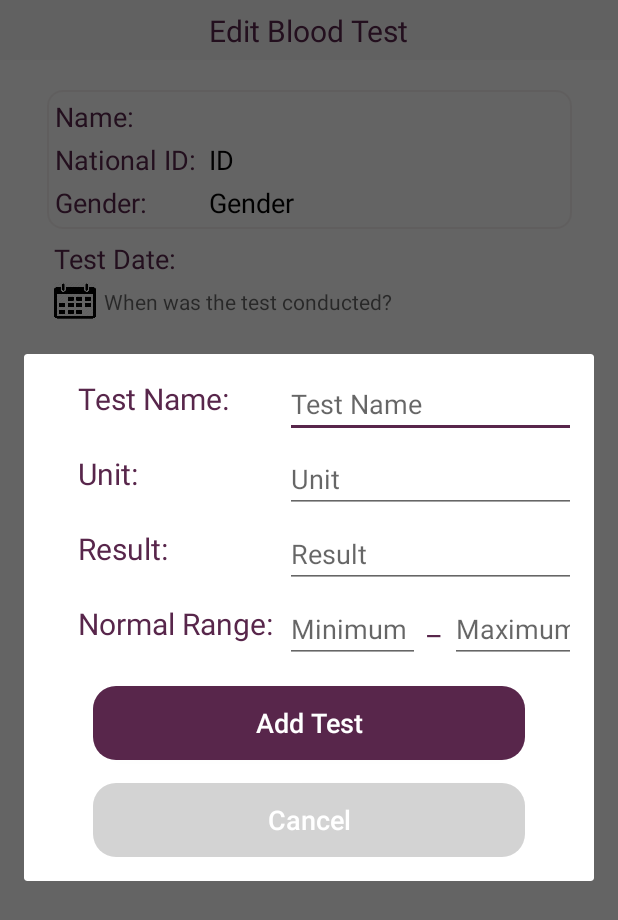
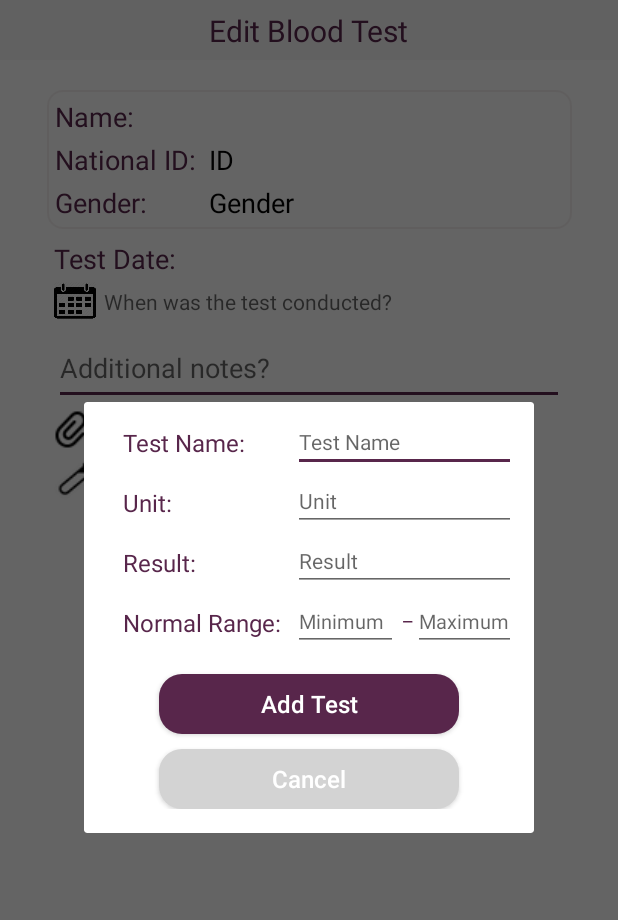
Before and after one commit to raghadn/HealthBuddyAdmin, an Android app: the EditBloodTest screen opened directly, with no data from a screen before it, after a tap on "Add Test", on a phone screen of 412 x 824 dp. Shown: the top 920 px of the screen. Run offline under Robolectric (Android 15) with nearby library versions, the phone set to English and light mode, and no system bars; our stand-ins replace Firebase (no records; nobody signed in at launch, a user with empty details on screens opened directly); 9 statements that could not run were skipped.

Commit message:
Layout to Mansour's Phone

```diff
--- a/app/src/main/java/com/example/myhealthbuddyadmin/Login.java
+++ b/app/src/main/java/com/example/myhealthbuddyadmin/Login.java
@@ -132,7 +132,7 @@ public class Login extends AppCompatActivity {
                                                     // Send user to Doctors main Activity
                                                     Intent loginIntent = new Intent(com.example.myhealthbuddyadmin.Login.this, DoctorMainActivity.class);
                                                     startActivity(loginIntent);
-                                                    Toast.makeText(getApplicationContext(), "Login successful", Toast.LENGTH_LONG).show();
+                                                    Toast.makeText(getApplicationContext(), "Login Successful", Toast.LENGTH_LONG).show();
                                                 }
                                             } else {
                                                 mAuth.getCurrentUser().sendEmailVerification();
--- a/app/src/main/java/com/example/myhealthbuddyadmin/SearchForPatient.java
+++ b/app/src/main/java/com/example/myhealthbuddyadmin/SearchForPatient.java
@@ -105,7 +105,7 @@ public class SearchForPatient extends AppCompatActivity {
     public void SearchMethod(String SearchBoxInput) {
 
 
-        Toast.makeText(this, "جاري البحث..", Toast.LENGTH_SHORT).show();
+        Toast.makeText(this, "Searching....", Toast.LENGTH_SHORT).show();
         Query searchPatientnQuere = allPatientsdatabaseRef.orderByChild("national_id").startAt(SearchBoxInput).endAt(SearchBoxInput+ "\uf8ff");
 
         FirebaseRecyclerAdapter<PatientResult, PatientViweHolder> FirebaseRecycleAdapter
--- a/app/src/main/res/layout/activity_search_for_patient.xml
+++ b/app/src/main/res/layout/activity_search_for_patient.xml
@@ -79,7 +79,7 @@
 
     <androidx.recyclerview.widget.RecyclerView
         android:id="@+id/Patientresult"
-        android:layout_width="394dp"
+        android:layout_width="match_parent"
         android:layout_height="520dp"
         android:layout_alignParentStart="true"
         android:layout_alignParentLeft="true"
--- a/app/src/main/res/layout/activity_view_patient.xml
+++ b/app/src/main/res/layout/activity_view_patient.xml
@@ -108,7 +108,7 @@
                             <TextView
                                 android:id="@+id/patientName"
                                 android:layout_width="127dp"
-                                android:layout_height="wrap_content"
+                                android:layout_height="28dp"
                                 android:ems="10"
                                 android:gravity="left"
                                 android:text="Patient Name"
--- a/app/src/main/res/layout/activity_write_blood_test.xml
+++ b/app/src/main/res/layout/activity_write_blood_test.xml
@@ -62,7 +62,7 @@
                 <TextView
                     android:id="@+id/patientName"
                     android:layout_width="wrap_content"
-                    android:layout_height="wrap_content"
+                    android:layout_height="28dp"
                     android:layout_marginLeft="4dp"
                     android:text="Name"
                     android:textColor="@color/black"
@@ -122,14 +122,12 @@
         android:id="@+id/testDate"
         android:layout_width="wrap_content"
         android:layout_height="wrap_content"
-        android:layout_marginStart="36dp"
-        android:layout_marginLeft="36dp"
         android:layout_marginTop="7dp"
         android:inputType="textPersonName"
         android:text="Test Date:"
         android:textColor="@color/purple"
         android:textSize="18sp"
-        app:layout_constraintStart_toStartOf="parent"
+        app:layout_constraintStart_toStartOf="@+id/frameLayout"
         app:layout_constraintTop_toBottomOf="@+id/frameLayout" />
 
     <ImageButton
--- a/app/src/main/res/layout/dialog_add_test.xml
+++ b/app/src/main/res/layout/dialog_add_test.xml
@@ -2,7 +2,7 @@
 <androidx.constraintlayout.widget.ConstraintLayout xmlns:android="http://schemas.android.com/apk/res/android"
     xmlns:app="http://schemas.android.com/apk/res-auto"
     xmlns:tools="http://schemas.android.com/tools"
-    android:layout_width="match_parent"
+    android:layout_width="300dp"
     android:layout_height="wrap_content"
     android:orientation="vertical"
     android:padding="16dp">
@@ -10,22 +10,22 @@
     <TextView
         android:id="@+id/textView6"
         android:layout_width="wrap_content"
-        android:layout_height="40dp"
+        android:layout_height="30dp"
         android:text="Test Name:"
-        android:layout_marginLeft="20dp"
+        android:layout_marginLeft="10dp"
         android:textColor="@color/purple"
-        android:textSize="20sp"
+        android:textSize="16sp"
         app:layout_constraintStart_toStartOf="parent"
         app:layout_constraintTop_toTopOf="parent" />
 
     <EditText
         android:id="@+id/test"
-        android:layout_width="200dp"
-        android:layout_height="40dp"
+        android:layout_width="150dp"
+        android:layout_height="35dp"
         android:layout_marginLeft="8dp"
         android:hint="Test Name"
         android:textColor="@color/black"
-        android:textSize="18sp"
+        android:textSize="14sp"
         app:layout_constraintBottom_toBottomOf="@+id/textView6"
         app:layout_constraintStart_toEndOf="@+id/textView2" />
 
@@ -34,19 +34,20 @@
         android:id="@+id/textView9"
         android:layout_width="wrap_content"
         android:layout_marginTop="10dp"
-        android:layout_height="40dp"
+        android:layout_height="30dp"
         android:inputType="textPersonName"
         android:text="Result:"
         android:textColor="@color/purple"
-        android:textSize="20sp"
+        android:textSize="16sp"
         app:layout_constraintStart_toStartOf="@+id/textView7"
         app:layout_constraintTop_toBottomOf="@+id/textView7" />
 
     <EditText
         android:id="@+id/unit"
-        android:layout_width="200dp"
-        android:layout_height="40dp"
+        android:layout_width="150dp"
+        android:layout_height="35dp"
         android:hint="Unit"
+        android:textSize="14sp"
         android:textColor="@color/black"
         app:layout_constraintBottom_toBottomOf="@+id/textView7"
         app:layout_constraintStart_toStartOf="@+id/test" />
@@ -55,11 +56,11 @@
         android:id="@+id/textView7"
         android:layout_marginTop="10dp"
         android:layout_width="wrap_content"
-        android:layout_height="40dp"
+        android:layout_height="30dp"
         android:inputType="textPersonName"
         android:text="Unit:"
         android:textColor="@color/purple"
-        android:textSize="20sp"
+        android:textSize="16sp"
         app:layout_constraintStart_toStartOf="@+id/textView6"
         app:layout_constraintTop_toBottomOf="@+id/textView6" />
 
@@ -68,29 +69,31 @@
         android:id="@+id/textView2"
 
         android:layout_width="wrap_content"
-        android:layout_height="40dp"
+        android:layout_height="30dp"
         android:inputType="textPersonName"
         android:text="Normal Range:"
         android:layout_marginTop="10dp"
         android:textColor="@color/purple"
-        android:textSize="20sp"
+        android:textSize="16sp"
         app:layout_constraintStart_toStartOf="@+id/textView6"
         app:layout_constraintTop_toBottomOf="@+id/textView9" />
 
     <EditText
         android:id="@+id/result"
-        android:layout_width="200dp"
-        android:layout_height="40dp"
+        android:layout_width="150dp"
+        android:layout_height="35dp"
         android:hint="Result"
         android:inputType="numberDecimal"
+        android:textSize="14sp"
         android:textColor="@color/black"
         app:layout_constraintBottom_toBottomOf="@+id/textView9"
         app:layout_constraintStart_toStartOf="@+id/unit" />
 
     <EditText
         android:id="@+id/normalmin"
-        android:layout_width="90dp"
-        android:layout_height="40dp"
+        android:layout_width="70dp"
+        android:layout_height="35dp"
+        android:textSize="13sp"
         android:hint="Minimum"
         android:inputType="numberDecimal"
         android:textColor="@color/black"
@@ -100,20 +103,21 @@
     <TextView
         android:id="@+id/tev"
 
-        android:layout_width="20dp"
-        android:layout_height="40dp"
+        android:layout_width="10dp"
+        android:layout_height="35dp"
         android:inputType="textPersonName"
         android:text=" _ "
         android:textColor="@color/purple"
-        android:textSize="20sp"
+        android:textSize="14sp"
         app:layout_constraintBottom_toBottomOf="@+id/normalmin"
         app:layout_constraintStart_toEndOf="@+id/normalmin" />
 
     <EditText
         android:id="@+id/normalmax"
-        android:layout_width="90dp"
-        android:layout_height="40dp"
+        android:layout_width="70dp"
+        android:layout_height="35dp"
         android:hint="Maximum"
+        android:textSize="13sp"
         android:inputType="numberDecimal"
         android:textColor="@color/black"
         app:layout_constraintBottom_toBottomOf="@+id/normalmin"
@@ -121,14 +125,14 @@
 
     <Button
         android:id="@+id/addtest"
-        android:layout_width="288dp"
-        android:layout_height="49dp"
+        android:layout_width="200dp"
+        android:layout_height="40dp"
         android:layout_marginTop="15dp"
         android:background="@drawable/buttonshape"
         android:text="Add Test"
         android:textAllCaps="false"
         android:textColor="@color/white"
-        android:textSize="18sp"
+        android:textSize="16sp"
         android:textStyle="normal"
         app:layout_constraintEnd_toEndOf="parent"
         app:layout_constraintStart_toStartOf="parent"
@@ -136,14 +140,14 @@
 
     <Button
         android:id="@+id/cancelTest"
-        android:layout_width="288dp"
-        android:layout_height="49dp"
-        android:layout_marginTop="15dp"
+        android:layout_width="200dp"
+        android:layout_height="40dp"
+        android:layout_marginTop="10dp"
         android:background="@drawable/cancelbutton"
         android:text="Cancel"
         android:textAllCaps="false"
         android:textColor="@color/white"
-        android:textSize="18sp"
+        android:textSize="16sp"
         android:textStyle="normal"
         app:layout_constraintEnd_toEndOf="parent"
         app:layout_constraintStart_toStartOf="parent"
--- a/app/src/main/res/layout/fragment_my_records.xml
+++ b/app/src/main/res/layout/fragment_my_records.xml
@@ -9,7 +9,9 @@
 
     <androidx.recyclerview.widget.RecyclerView
         android:id="@+id/ByMe"
-        android:layout_width="410dp"
+        android:layout_width="398dp"
+        android:layout_marginLeft="1dp"
+        android:layout_marginRight="1dp"
         android:layout_height="509dp"
         android:layout_marginTop="16dp"
         app:layout_constraintBottom_toBottomOf="parent"
--- a/app/src/main/res/layout/fragment_my_written_records_main.xml
+++ b/app/src/main/res/layout/fragment_my_written_records_main.xml
@@ -9,9 +9,10 @@
 
     <androidx.recyclerview.widget.RecyclerView
         android:id="@+id/shared"
-        android:layout_width="400dp"
+        android:layout_width="398dp"
+        android:layout_marginLeft="1dp"
+        android:layout_marginRight="1dp"
         android:layout_height="645dp"
-        android:layout_marginTop="12dp"
         app:layout_constraintEnd_toEndOf="parent"
         app:layout_constraintHorizontal_bias="0.461"
         app:layout_constraintStart_toStartOf="parent"
--- a/app/src/main/res/layout/record_item.xml
+++ b/app/src/main/res/layout/record_item.xml
@@ -2,7 +2,7 @@
 <androidx.cardview.widget.CardView
     xmlns:android="http://schemas.android.com/apk/res/android"
     xmlns:app="http://schemas.android.com/apk/res-auto"
-    android:layout_width="match_parent"
+    android:layout_width="380dp"
     android:layout_height="wrap_content"
     android:layout_margin="10dp"
     app:cardCornerRadius="8dp"
@@ -10,7 +10,7 @@
 
 
     <RelativeLayout
-        android:layout_width="wrap_content"
+        android:layout_width="match_parent"
         android:layout_height="137dp"
         android:layout_margin="5dp"
         android:orientation="vertical">
```
Also changed, not shown: app/src/main/res/layout/activity_view_patient_request.xml (+29 -19 lines), app/src/main/res/layout/activity_view_prescription.xml (+6 -6 lines), app/src/main/res/layout/display_all_patient_for_search.xml (+24 -30 lines).
